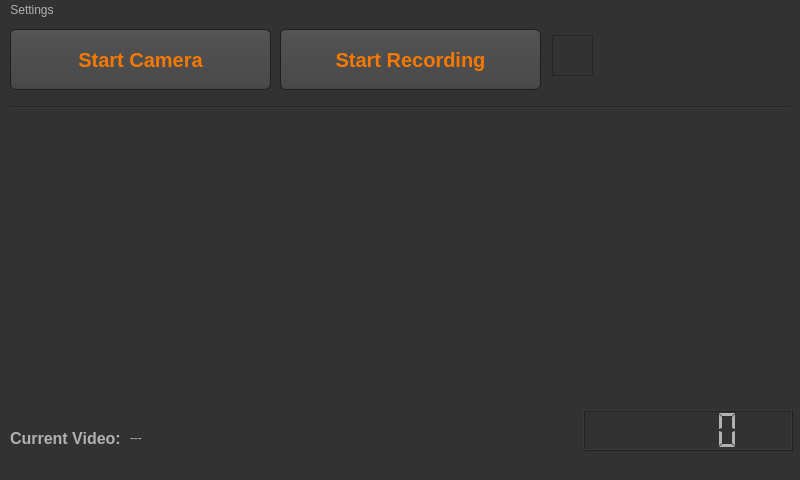
Above: mainUI.ui from bihut/CaletaSoftware before the change. Below: the same form after it.
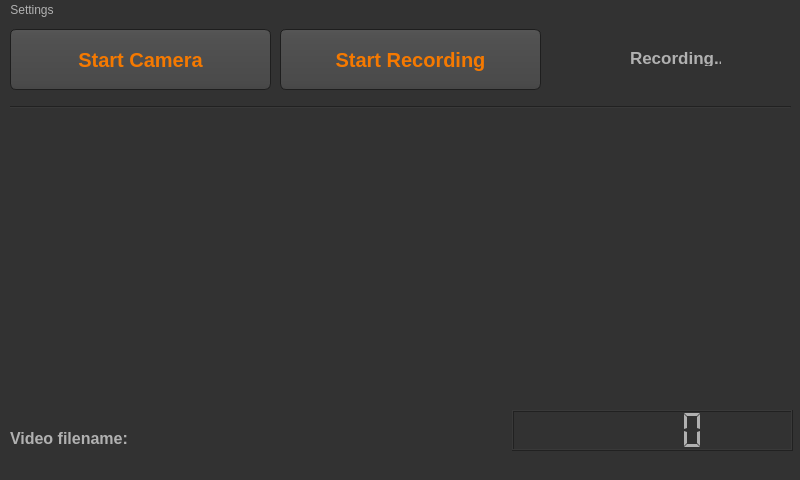
That is the form after the change. Icons and pictures are not drawn.

Patch:
```diff
--- a/mainUI.ui
+++ b/mainUI.ui
@@ -655,26 +655,13 @@
 </string>
     </property>
     <property name="text">
-     <string>Current Video:</string>
-    </property>
-   </widget>
-   <widget class="QGraphicsView" name="recordicon">
-    <property name="enabled">
-     <bool>false</bool>
-    </property>
-    <property name="geometry">
-     <rect>
-      <x>552</x>
-      <y>16</y>
-      <width>41</width>
-      <height>41</height>
-     </rect>
+     <string>Video filename:</string>
     </property>
    </widget>
    <widget class="QLabel" name="recordstate">
     <property name="geometry">
      <rect>
-      <x>600</x>
+      <x>630</x>
       <y>30</y>
       <width>91</width>
       <height>17</height>
@@ -688,7 +675,7 @@
      </font>
     </property>
     <property name="text">
-     <string/>
+     <string>Recording...</string>
     </property>
    </widget>
    <widget class="Line" name="line">
@@ -712,22 +699,22 @@
    <widget class="QLabel" name="currentVideoname">
     <property name="geometry">
      <rect>
-      <x>130</x>
+      <x>140</x>
       <y>410</y>
-      <width>121</width>
+      <width>361</width>
       <height>17</height>
      </rect>
     </property>
     <property name="text">
-     <string>---</string>
+     <string/>
     </property>
    </widget>
    <widget class="QLCDNumber" name="watchcounter">
     <property name="geometry">
      <rect>
-      <x>583</x>
+      <x>512</x>
       <y>391</y>
-      <width>210</width>
+      <width>281</width>
       <height>41</height>
      </rect>
     </property>
@@ -741,6 +728,19 @@
      <double>0.000000000000000</double>
     </property>
    </widget>
+   <widget class="QLabel" name="recordicon">
+    <property name="geometry">
+     <rect>
+      <x>560</x>
+      <y>10</y>
+      <width>60</width>
+      <height>51</height>
+     </rect>
+    </property>
+    <property name="text">
+     <string/>
+    </property>
+   </widget>
   </widget>
   <widget class="QMenuBar" name="menubar">
    <property name="geometry">
```
Left out of the diff: 10 changed lines with no effect on the pictures.
